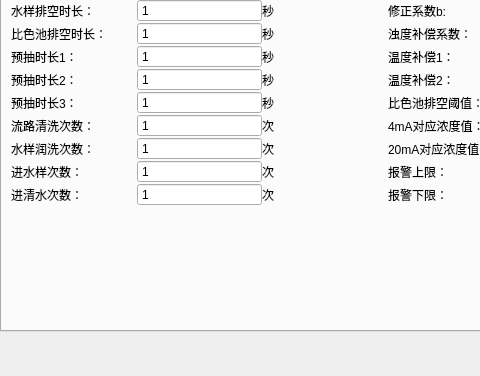
This is setui.ui in DREAM251/WaterMonitoring as Qt 5 draws it before an edit; both pictures show x 0 to 480 and y 128 to 504 of the 775 by 504 pixel window. The edited form follows.
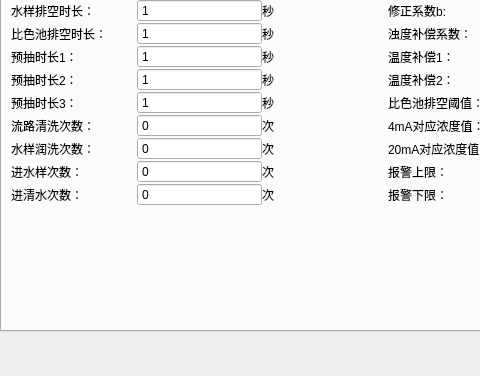
This is the edited form.

Commit message: 改变清洗次数，润洗次数，进水样次数，进清水次数范围0~100

```diff
--- a/setui.ui
+++ b/setui.ui
@@ -182,7 +182,7 @@
             <enum>QAbstractSpinBox::NoButtons</enum>
            </property>
            <property name="minimum">
-            <number>1</number>
+            <number>0</number>
            </property>
            <property name="maximum">
             <number>9999</number>
@@ -205,7 +205,7 @@
             <enum>QAbstractSpinBox::NoButtons</enum>
            </property>
            <property name="minimum">
-            <number>1</number>
+            <number>0</number>
            </property>
            <property name="maximum">
             <number>9999</number>
@@ -256,7 +256,7 @@
             <enum>QAbstractSpinBox::NoButtons</enum>
            </property>
            <property name="minimum">
-            <number>1</number>
+            <number>0</number>
            </property>
            <property name="maximum">
             <number>9999</number>
@@ -279,7 +279,7 @@
             <enum>QAbstractSpinBox::NoButtons</enum>
            </property>
            <property name="minimum">
-            <number>1</number>
+            <number>0</number>
            </property>
            <property name="maximum">
             <number>9999</number>
```
